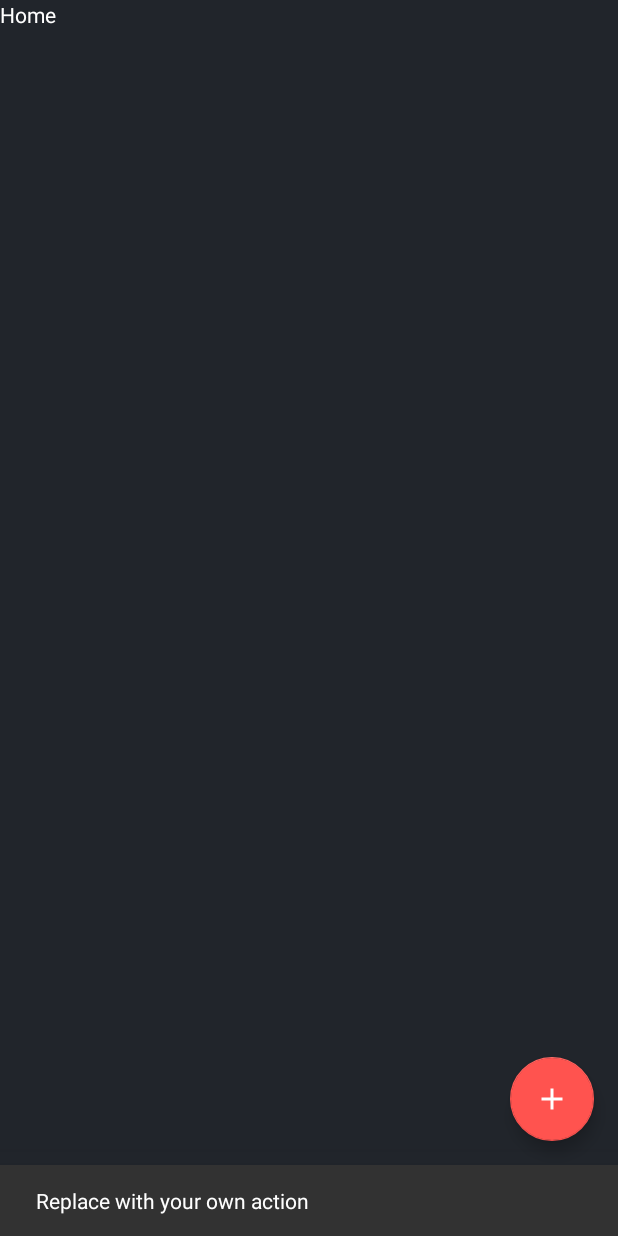
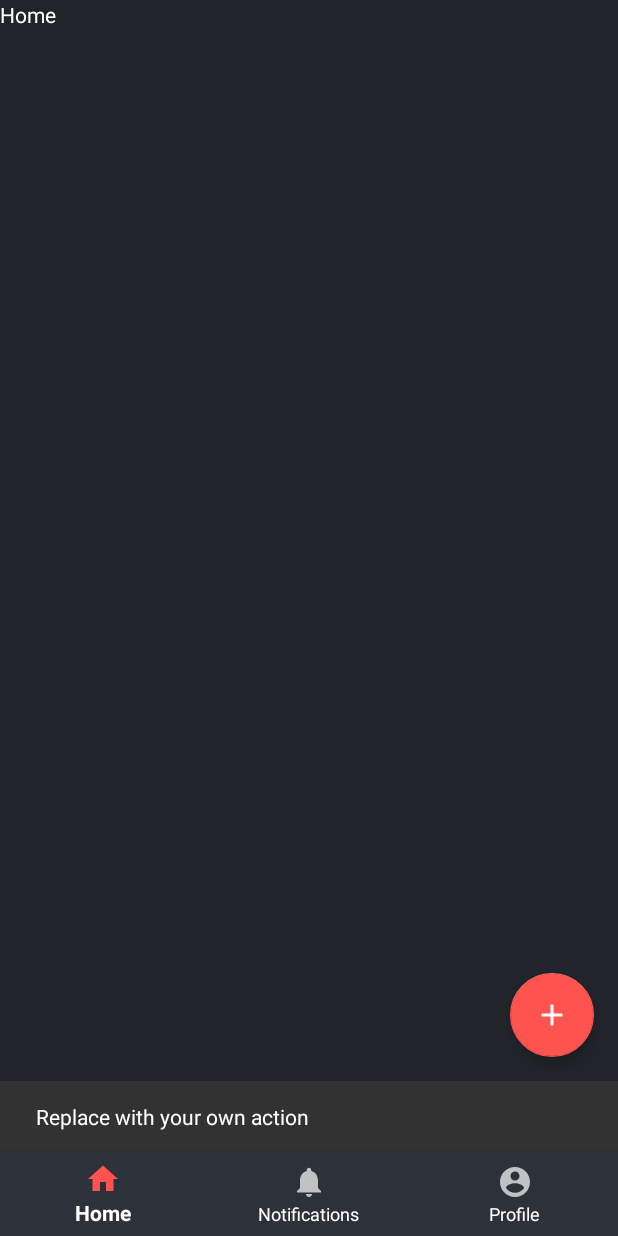
Before and after one commit to Cristian006/ProjectActive, an Android app: the fragment Social placed in its activity, after a tap on an icon or button, on a phone screen of 412 x 824 dp. Run offline under Robolectric (Android 15) with nearby library versions, the phone set to English and light mode, and no system bars.

Commit message:
Still messing around with the layout
Trying to finalize the layout structure of the app

```diff
--- a/Fit/app/src/main/java/ponce/cristian/fit/app/Fragments/Profile.java
+++ b/Fit/app/src/main/java/ponce/cristian/fit/app/Fragments/Profile.java
@@ -4,6 +4,8 @@ import android.content.Context;
 import android.net.Uri;
 import android.os.Bundle;
 import android.support.annotation.Nullable;
+import android.support.design.widget.FloatingActionButton;
+import android.support.design.widget.Snackbar;
 import android.support.design.widget.TabLayout;
 import android.support.v4.app.Fragment;
 import android.support.v4.view.ViewPager;
@@ -102,6 +104,14 @@ public class Profile extends Fragment {
     @Override
     public void onActivityCreated(@Nullable Bundle savedInstaceState){
         super.onActivityCreated(savedInstaceState);
+        FloatingActionButton fab = (FloatingActionButton) getActivity().findViewById(R.id.fab);
+        fab.setOnClickListener(new View.OnClickListener() {
+            @Override
+            public void onClick(View view) {
+                Snackbar.make(view, "Replace with your own action", Snackbar.LENGTH_LONG)
+                        .setAction("Action", null).show();
+            }
+        });
         // Create the adapter that will return a fragment for each of the three
         // primary sections of the activity.
         mSectionsPagerAdapter = new SectionsPagerAdapter(getFragmentManager());
--- a/Fit/app/src/main/java/ponce/cristian/fit/app/Fragments/Social.java
+++ b/Fit/app/src/main/java/ponce/cristian/fit/app/Fragments/Social.java
@@ -6,6 +6,8 @@ import android.os.Bundle;
 import android.support.annotation.NonNull;
 import android.support.annotation.Nullable;
 import android.support.design.widget.BottomNavigationView;
+import android.support.design.widget.FloatingActionButton;
+import android.support.design.widget.Snackbar;
 import android.support.design.widget.TabLayout;
 import android.support.v4.app.Fragment;
 import android.support.v4.view.ViewPager;
@@ -70,6 +72,9 @@ public class Social extends Fragment {
                 case R.id.navigation_notifications:
                     mTextMessage.setText(R.string.title_notifications);
                     return true;
+                case R.id.navigation_profile:
+                    mTextMessage.setText("Profile");
+                    return true;
             }
             return false;
         }
@@ -89,6 +94,14 @@ public class Social extends Fragment {
     @Override
     public void onActivityCreated(@Nullable Bundle savedInstaceState){
         super.onActivityCreated(savedInstaceState);
+        FloatingActionButton fab = (FloatingActionButton) getActivity().findViewById(R.id.fab);
+        fab.setOnClickListener(new View.OnClickListener() {
+            @Override
+            public void onClick(View view) {
+                Snackbar.make(view, "Replace with your own action", Snackbar.LENGTH_LONG)
+                        .setAction("Action", null).show();
+            }
+        });
         mTextMessage = (TextView) getActivity().findViewById(R.id.message);
         BottomNavigationView navigation = (BottomNavigationView) getActivity().findViewById(R.id.navigation);
         navigation.setOnNavigationItemSelectedListener(mOnNavigationItemSelectedListener);
--- a/Fit/app/src/main/java/ponce/cristian/fit/app/MainActivity.java
+++ b/Fit/app/src/main/java/ponce/cristian/fit/app/MainActivity.java
@@ -32,14 +32,6 @@ public class MainActivity extends AppCompatActivity
         super.onCreate(savedInstanceState);
         setContentView(R.layout.activity_main);
         drawer = (DrawerLayout) findViewById(R.id.drawer_layout);
-        FloatingActionButton fab = (FloatingActionButton) findViewById(R.id.fab);
-        fab.setOnClickListener(new View.OnClickListener() {
-            @Override
-            public void onClick(View view) {
-                Snackbar.make(view, "Replace with your own action", Snackbar.LENGTH_LONG)
-                        .setAction("Action", null).show();
-            }
-        });
 
         NavigationView navigationView = (NavigationView) findViewById(R.id.nav_view);
         navigationView.setNavigationItemSelectedListener(this);
@@ -106,13 +98,13 @@ public class MainActivity extends AppCompatActivity
         Class fragmentClass;
 
         switch (id){
-            case R.id.profile:
-                fragmentClass = Profile.class;
-                break;
-            case R.id.social:
+            case R.id.fit:
                 fragmentClass = Social.class;
                 break;
             case R.id.workouts:
+                fragmentClass = Profile.class;
+                break;
+            case R.id.meals:
                 fragmentClass = Profile.class;
                 break;
             default:
--- /dev/null
+++ b/Fit/app/src/main/res/drawable/dumbbell.xml
@@ -0,0 +1,9 @@
+<vector xmlns:android="http://schemas.android.com/apk/res/android"
+        android:width="24dp"
+        android:height="24dp"
+        android:viewportWidth="24.0"
+        android:viewportHeight="24.0">
+    <path
+        android:fillColor="#FF000000"
+        android:pathData="M4.22,14.12L3.5,13.41C2.73,12.63 2.73,11.37 3.5,10.59C4.3,9.8 5.56,9.8 6.34,10.59L8.92,13.16L13.16,8.92L10.59,6.34C9.8,5.56 9.8,4.3 10.59,3.5C11.37,2.73 12.63,2.73 13.41,3.5L14.12,4.22L19.78,9.88L20.5,10.59C21.27,11.37 21.27,12.63 20.5,13.41C19.7,14.2 18.44,14.2 17.66,13.41L15.08,10.84L10.84,15.08L13.41,17.66C14.2,18.44 14.2,19.7 13.41,20.5C12.63,21.27 11.37,21.27 10.59,20.5L9.88,19.78L4.22,14.12M3.16,19.42L4.22,18.36L2.81,16.95C2.42,16.56 2.42,15.93 2.81,15.54C3.2,15.15 3.83,15.15 4.22,15.54L8.46,19.78C8.85,20.17 8.85,20.8 8.46,21.19C8.07,21.58 7.44,21.58 7.05,21.19L5.64,19.78L4.58,20.84L3.16,19.42M19.42,3.16L20.84,4.58L19.78,5.64L21.19,7.05C21.58,7.44 21.58,8.07 21.19,8.46C20.8,8.86 20.17,8.86 19.78,8.46L15.54,4.22C15.15,3.83 15.15,3.2 15.54,2.81C15.93,2.42 16.56,2.42 16.95,2.81L18.36,4.22L19.42,3.16Z"/>
+</vector>
--- /dev/null
+++ b/Fit/app/src/main/res/drawable/fire.xml
@@ -0,0 +1,9 @@
+<vector xmlns:android="http://schemas.android.com/apk/res/android"
+        android:width="24dp"
+        android:height="24dp"
+        android:viewportWidth="24.0"
+        android:viewportHeight="24.0">
+    <path
+        android:fillColor="#FF000000"
+        android:pathData="M13.5,0.67s0.74,2.65 0.74,4.8c0,2.06 -1.35,3.73 -3.41,3.73 -2.07,0 -3.63,-1.67 -3.63,-3.73l0.03,-0.36C5.21,7.51 4,10.62 4,14c0,4.42 3.58,8 8,8s8,-3.58 8,-8C20,8.61 17.41,3.8 13.5,0.67zM11.71,19c-1.78,0 -3.22,-1.4 -3.22,-3.14 0,-1.62 1.05,-2.76 2.81,-3.12 1.77,-0.36 3.6,-1.21 4.62,-2.58 0.39,1.29 0.59,2.65 0.59,4.04 0,2.65 -2.15,4.8 -4.8,4.8z"/>
+</vector>
--- /dev/null
+++ b/Fit/app/src/main/res/drawable/help.xml
@@ -0,0 +1,9 @@
+<vector xmlns:android="http://schemas.android.com/apk/res/android"
+        android:width="24dp"
+        android:height="24dp"
+        android:viewportWidth="24.0"
+        android:viewportHeight="24.0">
+    <path
+        android:fillColor="#FF000000"
+        android:pathData="M12,2C6.48,2 2,6.48 2,12s4.48,10 10,10 10,-4.48 10,-10S17.52,2 12,2zM13,19h-2v-2h2v2zM15.07,11.25l-0.9,0.92C13.45,12.9 13,13.5 13,15h-2v-0.5c0,-1.1 0.45,-2.1 1.17,-2.83l1.24,-1.26c0.37,-0.36 0.59,-0.86 0.59,-1.41 0,-1.1 -0.9,-2 -2,-2s-2,0.9 -2,2L8,9c0,-2.21 1.79,-4 4,-4s4,1.79 4,4c0,0.88 -0.36,1.68 -0.93,2.25z"/>
+</vector>
--- /dev/null
+++ b/Fit/app/src/main/res/drawable/human.xml
@@ -0,0 +1,9 @@
+<vector xmlns:android="http://schemas.android.com/apk/res/android"
+        android:width="24dp"
+        android:height="24dp"
+        android:viewportWidth="24.0"
+        android:viewportHeight="24.0">
+    <path
+        android:fillColor="#FF000000"
+        android:pathData="M21,9H15V22H13V16H11V22H9V9H3V7H21M12,2A2,2 0,0 1,14 4A2,2 0,0 1,12 6C10.89,6 10,5.1 10,4C10,2.89 10.89,2 12,2Z"/>
+</vector>
--- a/Fit/app/src/main/res/layout/app_main.xml
+++ b/Fit/app/src/main/res/layout/app_main.xml
@@ -13,15 +13,4 @@
 
     </FrameLayout>
 
-    <!--include layout="@layout/content_main" /-->
-    <android.support.design.widget.FloatingActionButton
-        android:id="@+id/fab"
-        android:layout_width="wrap_content"
-        android:layout_height="wrap_content"
-        android:layout_gravity="bottom|end"
-        android:layout_margin="@dimen/fab_margin"
-        app:srcCompat="@drawable/add"
-        android:background="@color/colorAccent"
-        android:tint="@android:color/white"/>
-
 </android.support.design.widget.CoordinatorLayout>
--- a/Fit/app/src/main/res/layout/fragment_profile.xml
+++ b/Fit/app/src/main/res/layout/fragment_profile.xml
@@ -11,7 +11,6 @@
         android:id="@+id/appbar"
         android:layout_width="match_parent"
         android:layout_height="wrap_content"
-        android:paddingTop="@dimen/appbar_padding_top"
         android:theme="@style/AppTheme.AppBarOverlay">
 
         <android.support.v7.widget.Toolbar
--- a/Fit/app/src/main/res/layout/fragment_social.xml
+++ b/Fit/app/src/main/res/layout/fragment_social.xml
@@ -1,22 +1,44 @@
-<FrameLayout xmlns:android="http://schemas.android.com/apk/res/android"
+<RelativeLayout xmlns:android="http://schemas.android.com/apk/res/android"
+    xmlns:app="http://schemas.android.com/apk/res-auto"
     xmlns:tools="http://schemas.android.com/tools"
+    android:id="@+id/main_content"
+    android:orientation="vertical"
     android:layout_width="match_parent"
     android:layout_height="match_parent"
-    xmlns:app="http://schemas.android.com/apk/res-auto"
+    android:fitsSystemWindows="true"
     tools:context="ponce.cristian.fit.app.Fragments.Social">
 
-    <!-- TODO: Update blank fragment layout -->
-    <TextView
-        android:id="@+id/message"
+    <android.support.design.widget.CoordinatorLayout
         android:layout_width="match_parent"
         android:layout_height="match_parent"
-        android:text="@string/hello_blank_fragment" />
+        android:paddingBottom="56dp">
+        <TextView
+            android:id="@+id/message"
+            android:layout_width="match_parent"
+            android:layout_height="match_parent"
+            android:text="@string/hello_blank_fragment" />
+
+        <!--include layout="@layout/content_main" /-->
+        <android.support.design.widget.FloatingActionButton
+            android:id="@+id/fab"
+            android:layout_width="wrap_content"
+            android:layout_height="wrap_content"
+            android:layout_gravity="bottom|end"
+            android:layout_margin="@dimen/fab_margin"
+            app:srcCompat="@drawable/add"
+            android:background="@color/colorAccent"
+            android:tint="@android:color/white"/>
+    </android.support.design.widget.CoordinatorLayout>
+
 
     <android.support.design.widget.BottomNavigationView
         android:id="@+id/navigation"
         android:layout_width="match_parent"
         android:layout_height="wrap_content"
         android:layout_gravity="bottom"
-        android:background="?android:attr/windowBackground"
-        app:menu="@menu/navigation" />
-</FrameLayout>
+        android:background="@color/colorPrimaryLight"
+        app:menu="@menu/navigation"
+        app:theme="@style/AppTheme.BottomNavigation"
+        android:layout_alignParentBottom="true"
+        />
+</RelativeLayout>
--- a/Fit/app/src/main/res/menu/activity_main_drawer.xml
+++ b/Fit/app/src/main/res/menu/activity_main_drawer.xml
@@ -3,16 +3,12 @@
 
     <group android:checkableBehavior="single">
         <item
-            android:id="@+id/profile"
-            android:icon="@drawable/profile"
-            android:title="Profile" />
-        <item
-            android:id="@+id/social"
-            android:icon="@drawable/social"
-            android:title="Social" />
+            android:id="@+id/fit"
+            android:icon="@drawable/fire"
+            android:title="Fit" />
         <item
             android:id="@+id/workouts"
-            android:icon="@drawable/weight"
+            android:icon="@drawable/dumbbell"
             android:title="Workouts" />
         <item
             android:id="@+id/meals"
@@ -24,7 +20,7 @@
             android:title="Messages" />
         <item
             android:id="@+id/info"
-            android:icon="@drawable/meal"
+            android:icon="@drawable/human"
             android:title="Info" />
         <item
             android:id="@+id/settings"
@@ -32,11 +28,11 @@
             android:title="Settings" />
         <item
             android:id="@+id/send_feedback"
-            android:icon="@drawable/settings"
+            android:icon="@drawable/feedback"
             android:title="Send Feedback" />
         <item
-            android:id="@+id/Help"
-            android:icon="@drawable/settings"
+            android:id="@+id/help"
+            android:icon="@drawable/help"
             android:title="Help" />
     </group>
 
--- a/Fit/app/src/main/res/menu/navigation.xml
+++ b/Fit/app/src/main/res/menu/navigation.xml
@@ -1,15 +1,18 @@
 <?xml version="1.0" encoding="utf-8"?>
 <menu xmlns:android="http://schemas.android.com/apk/res/android">
-
 
     <item
         android:id="@+id/navigation_home"
         android:icon="@drawable/ic_home_black_24dp"
-        android:title="@string/title_dashboard" />
+        android:title="Home" />
 
     <item
         android:id="@+id/navigation_notifications"
         android:icon="@drawable/ic_notifications_black_24dp"
         android:title="@string/title_notifications" />
 
+    <item
+        android:id="@+id/navigation_profile"
+        android:icon="@drawable/profile"
+        android:title="Profile" />
 </menu>
--- a/Fit/app/src/main/res/values/styles.xml
+++ b/Fit/app/src/main/res/values/styles.xml
@@ -22,6 +22,10 @@
         <item name="android:textColor">@color/textColor</item>
     </style>
 
+    <style name="AppTheme.BottomNavigation" parent="ThemeOverlay.AppCompat.Dark">
+        <item name="colorPrimary">@color/colorAccent</item>
+    </style>
+
     <style name="AppTheme.NavigationDrawer" parent="AppTheme.PopupOverlay">
         <item name="android:windowBackground">@color/colorPrimaryDark</item>
         <item name="android:textColorSecondary">@color/greyerTextColor</item>
```
